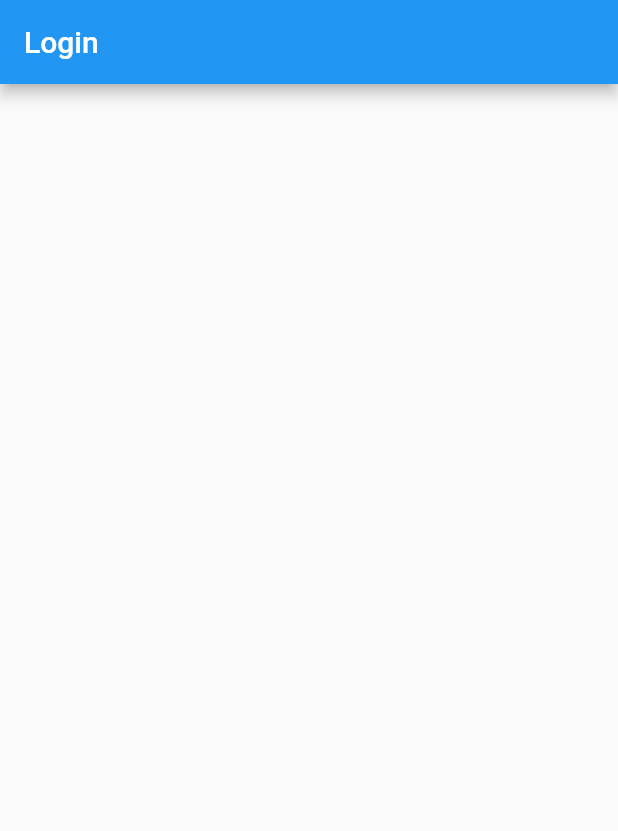
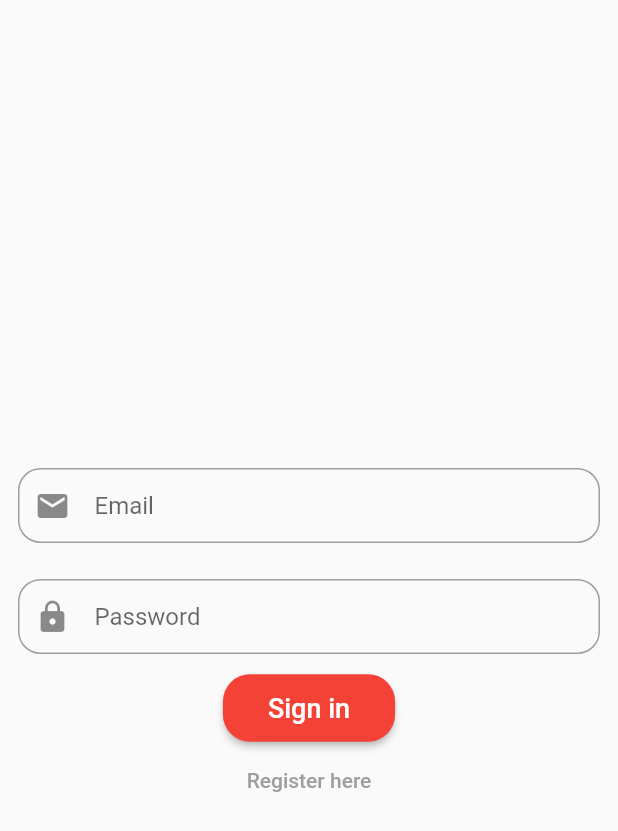
Before and after one commit to iridiscenthummingbird/Rocket-Delivery, a Flutter app: the screen it shows after launch, on a phone screen of 412 x 824 dp. Shown: the top 831 px of the screen. Run offline on Flutter 3.47's test engine with Material 2 defaults, Android fonts, the phone set to English and light mode, and no system bars; our stand-ins replace firebase_auth, firebase_core; accounts and stored records are empty.

Commit message:
Add login page

```diff
--- a/lib/src/app.dart
+++ b/lib/src/app.dart
@@ -6,9 +6,7 @@ class App extends StatelessWidget {
   Widget build(BuildContext context) {
     return MaterialApp(
       title: 'Login App',
-      theme: ThemeData(
-        accentColor: Colors.red,
-      ),
+      theme: ThemeData(accentColor: Colors.orange, primaryColor: Colors.red),
       home: LoginScreen(),
     );
   }
--- a/lib/src/screens/login.dart
+++ b/lib/src/screens/login.dart
@@ -1,11 +1,101 @@
+import 'package:firebase_auth/firebase_auth.dart';
 import 'package:flutter/material.dart';
 
-class LoginScreen extends StatelessWidget {
+class LoginScreen extends StatefulWidget {
+  @override
+  _LoginScreenState createState() => _LoginScreenState();
+}
+
+class _LoginScreenState extends State<LoginScreen> {
+  String _email, _password;
+  final auth = FirebaseAuth.instance;
+
   @override
   Widget build(BuildContext context) {
     return Scaffold(
-      appBar: AppBar(
-        title: Text('Login'),
+      body: SingleChildScrollView(
+        child: Column(
+          children: [
+            SizedBox(
+              height: 300,
+            ),
+            //TODO: Image
+
+            //EMAIL Field
+            Padding(
+              padding: const EdgeInsets.all(12),
+              child: Container(
+                decoration: BoxDecoration(
+                    border: Border.all(color: Colors.grey),
+                    borderRadius: BorderRadius.circular(15)),
+                child: Padding(
+                  padding: EdgeInsets.only(left: 10),
+                  child: TextField(
+                    keyboardType: TextInputType.emailAddress,
+                    decoration: InputDecoration(
+                        border: InputBorder.none,
+                        hintText: "Email",
+                        icon: Icon(Icons.email)),
+                  ),
+                ),
+              ),
+            ),
+            //PASSWORD Field
+            Padding(
+              padding: const EdgeInsets.all(12),
+              child: Container(
+                decoration: BoxDecoration(
+                    border: Border.all(color: Colors.grey),
+                    borderRadius: BorderRadius.circular(15)),
+                child: Padding(
+                  padding: EdgeInsets.only(left: 10),
+                  child: TextFormField(
+                    obscureText: true,
+                    decoration: InputDecoration(
+                        border: InputBorder.none,
+                        hintText: "Password",
+                        icon: Icon(Icons.lock)),
+                  ),
+                ),
+              ),
+            ),
+            //SIGN-IN Button
+            ElevatedButton(
+                child: Text(
+                  'Sign in',
+                  style: TextStyle(fontSize: 18),
+                ),
+                onPressed: () {
+                  auth
+                      .signInWithEmailAndPassword(
+                          email: _email, password: _password)
+                      .then((value) => print('success'))
+                      .onError((error, stackTrace) => print('error'));
+                },
+                style: ButtonStyle(
+                    padding: MaterialStateProperty.all<EdgeInsetsGeometry>(
+                        EdgeInsets.only(
+                            left: 30, right: 30, top: 12, bottom: 12)),
+                    backgroundColor:
+                        MaterialStateProperty.all<Color>(Colors.red),
+                    shape: MaterialStateProperty.all<RoundedRectangleBorder>(
+                        RoundedRectangleBorder(
+                            borderRadius: BorderRadius.circular(18.0))))),
+            //REGISTER Button
+            TextButton(
+                onPressed: () {},
+                child: Text(
+                  'Register here',
+                  style: TextStyle(color: Colors.grey),
+                ),
+                style: ButtonStyle(
+                    overlayColor:
+                        MaterialStateProperty.all<Color>(Colors.red[50]),
+                    shape: MaterialStateProperty.all<RoundedRectangleBorder>(
+                        RoundedRectangleBorder(
+                            borderRadius: BorderRadius.circular(40.0)))))
+          ],
+        ),
       ),
     );
   }
```
Also changed, not shown: 1 other file.
